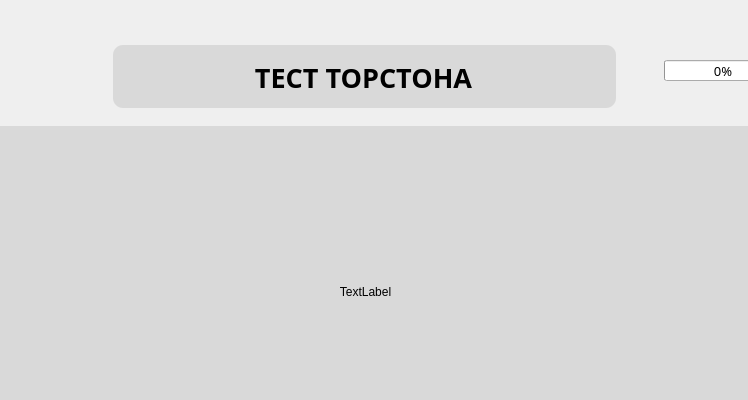
First picture: the form in ui/QuestionsTorston.ui, repository xamlo721/PsychologyTestApp, before the edit; both pictures show x 136 to 884 and y 0 to 400 of the 1000 by 600 pixel window.
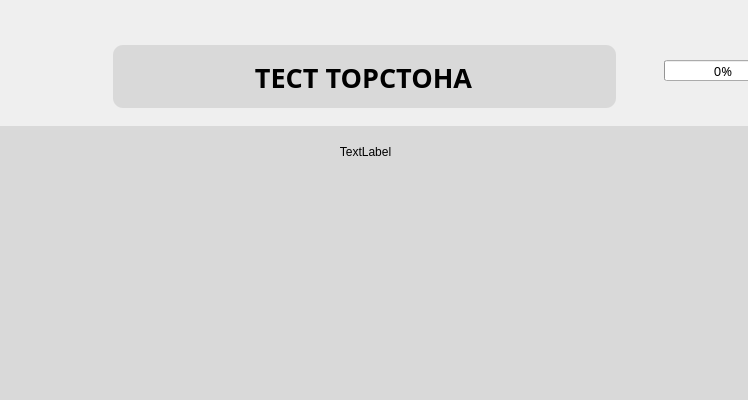
Second picture: the form after the edit. Icons and pictures are not drawn.

Commit message: display Torston images from database

The edit to the form file:
```diff
--- a/ui/QuestionsTorston.ui
+++ b/ui/QuestionsTorston.ui
@@ -120,7 +120,7 @@
     </rect>
    </property>
    <property name="styleSheet">
-    <string notr="true">QWidget {
+    <string notr="true">QWidget#SectionTorston {
 	border-radius: 10px;
 	background-color:rgba(217, 217, 217, 1);
 }</string>
@@ -128,10 +128,10 @@
    <widget class="QLabel" name="label_question">
     <property name="geometry">
      <rect>
-      <x>0</x>
+      <x>190</x>
       <y>0</y>
-      <width>891</width>
-      <height>331</height>
+      <width>511</width>
+      <height>51</height>
      </rect>
     </property>
     <property name="text">
@@ -141,6 +141,21 @@
      <set>Qt::AlignCenter</set>
     </property>
    </widget>
+   <widget class="QWidget" name="widget_picture" native="true">
+    <property name="geometry">
+     <rect>
+      <x>160</x>
+      <y>120</y>
+      <width>588</width>
+      <height>94</height>
+     </rect>
+    </property>
+    <property name="styleSheet">
+     <string notr="true">QWidget#widget_picture {
+	background-image: url(C:/workspace/PsychologyTestApp/tests/Torston/images/Fig0.bmp);
+}</string>
+    </property>
+   </widget>
   </widget>
   <widget class="QWidget" name="horizontalLayoutWidget">
    <property name="geometry">
```
Left out of the diff: 2 changed lines with no effect on the pictures. The commit also changes 4 other files.
